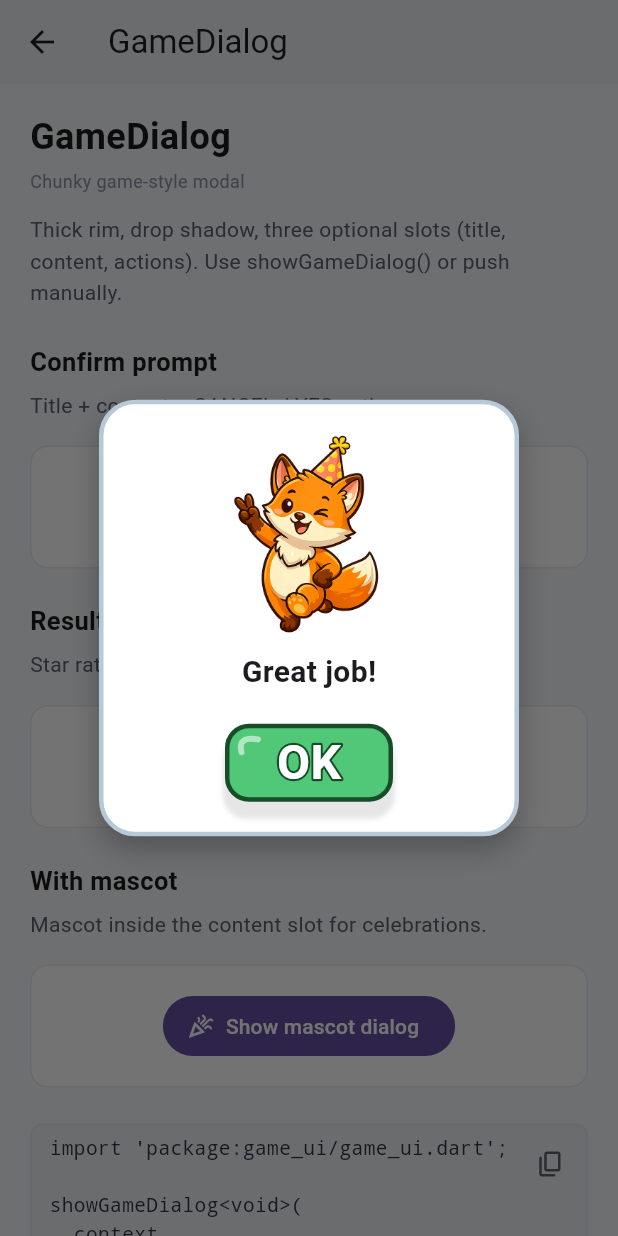
After one commit to yakupadakli/game-ui, a Flutter app: the GameDialogPage screen opened directly, after a tap on "Show mascot dialog", on a phone screen of 412 x 824 dp. The commit adds this screen. Run offline on Flutter 3.47's test engine with Material 3 defaults, Android fonts, the phone set to English and light mode, and no system bars; Roboto replaces fonts that are missing (Fredoka).

Commit message:
feat(widgets): add GameAvatarItem, GameDialog, GameProgressBar

```diff
--- /dev/null
+++ b/example/lib/game_dialog_page.dart
@@ -0,0 +1,152 @@
+import 'package:flutter/material.dart';
+import 'package:game_ui/game_ui.dart';
+
+import 'doc_widgets.dart';
+
+/// [GameDialog] examples.
+class GameDialogPage extends StatelessWidget {
+  const GameDialogPage({super.key});
+
+  void _showSimple(BuildContext context) {
+    showGameDialog<void>(
+      context,
+      title: const Text(
+        'Are you sure?',
+        textAlign: TextAlign.center,
+        style: TextStyle(fontSize: 22, fontWeight: FontWeight.w700),
+      ),
+      content: const Text(
+        'You will lose your current progress.',
+        textAlign: TextAlign.center,
+        style: TextStyle(fontSize: 14, color: Color(0xFF5A6470)),
+      ),
+      actions: [
+        GameActionButton(
+          label: 'CANCEL',
+          color: GameColors.warning,
+          onTap: () => Navigator.of(context).pop(),
+        ),
+        GameActionButton(
+          label: 'YES',
+          onTap: () => Navigator.of(context).pop(),
+        ),
+      ],
+    );
+  }
+
+  void _showResult(BuildContext context) {
+    showGameDialog<void>(
+      context,
+      title: const Text(
+        'Level Complete!',
+        textAlign: TextAlign.center,
+        style: TextStyle(fontSize: 22, fontWeight: FontWeight.w700),
+      ),
+      content: const GameStarRating(starCount: 2, maxStars: 3, size: 48),
+      actions: [
+        GameActionButton(
+          label: 'NEXT',
+          onTap: () => Navigator.of(context).pop(),
+        ),
+      ],
+    );
+  }
+
+  void _showWithMascot(BuildContext context) {
+    showGameDialog<void>(
+      context,
+      content: Column(
+        mainAxisSize: MainAxisSize.min,
+        children: const [
+          GameMascotImage(
+            mascot: GameMascot.fox,
+            pose: GameMascotPose.congrats,
+            size: 140,
+          ),
+          SizedBox(height: 8),
+          Text(
+            'Great job!',
+            style: TextStyle(fontSize: 20, fontWeight: FontWeight.w700),
+          ),
+        ],
+      ),
+      actions: [
+        GameActionButton(label: 'OK', onTap: () => Navigator.of(context).pop()),
+      ],
+    );
+  }
+
+  @override
+  Widget build(BuildContext context) {
+    return Scaffold(
+      backgroundColor: DocTheme.background,
+      appBar: AppBar(
+        title: const Text('GameDialog'),
+        backgroundColor: DocTheme.appBarBg,
+        foregroundColor: Colors.black87,
+        elevation: 0,
+      ),
+      body: DocPageBody(
+        child: Column(
+          crossAxisAlignment: CrossAxisAlignment.start,
+          children: [
+            const DocIntro(
+              title: 'GameDialog',
+              subtitle: 'Chunky game-style modal',
+              body:
+                  'Thick rim, drop shadow, three optional slots (title, '
+                  'content, actions). Use showGameDialog() or push manually.',
+            ),
+            const SizedBox(height: 24),
+            DocSection(
+              title: 'Confirm prompt',
+              description: 'Title + content + CANCEL / YES actions.',
+              child: Center(
+                child: FilledButton.icon(
+                  onPressed: () => _showSimple(context),
+                  icon: const Icon(Icons.help_outline),
+                  label: const Text('Show confirm dialog'),
+                ),
+              ),
+            ),
+            DocSection(
+              title: 'Result panel',
+              description: 'Star rating in the content slot.',
+              child: Center(
+                child: FilledButton.icon(
+                  onPressed: () => _showResult(context),
+                  icon: const Icon(Icons.emoji_events_outlined),
+                  label: const Text('Show result dialog'),
+                ),
+              ),
+            ),
+            DocSection(
+              title: 'With mascot',
+              description: 'Mascot inside the content slot for celebrations.',
+              child: Center(
+                child: FilledButton.icon(
+                  onPressed: () => _showWithMascot(context),
+                  icon: const Icon(Icons.celebration_outlined),
+                  label: const Text('Show mascot dialog'),
+                ),
+              ),
+            ),
+            const DocCode(
+              "import 'package:game_ui/game_ui.dart';\n"
+              '\n'
+              'showGameDialog<void>(\n'
+              '  context,\n'
+              "  title: Text('Are you sure?'),\n"
+              "  content: Text('You will lose progress.'),\n"
+              '  actions: [\n'
+              "    GameActionButton(label: 'CANCEL', onTap: ...),\n"
+              "    GameActionButton(label: 'YES', onTap: ...),\n"
+              '  ],\n'
+              ')',
+            ),
+          ],
+        ),
+      ),
+    );
+  }
+}
--- a/example/lib/main.dart
+++ b/example/lib/main.dart
@@ -4,6 +4,7 @@ import 'package:flutter/material.dart';
 import 'doc_widgets.dart';
 import 'game_blinking_cursor_page.dart';
 import 'game_action_button_page.dart';
+import 'game_avatar_item_page.dart';
 import 'game_button_page.dart';
 import 'game_colors_page.dart';
 import 'game_content_card_page.dart';
@@ -18,10 +19,12 @@ import 'game_result_card_page.dart';
 import 'game_mascots_page.dart';
 import 'game_numpad_page.dart';
 import 'game_painters_page.dart';
+import 'game_progress_bar_page.dart';
 import 'game_return_button_page.dart';
 import 'game_true_false_button_page.dart';
 import 'game_text_effects_page.dart';
 import 'game_design_tokens_page.dart';
+import 'game_dialog_page.dart';
 import 'game_disabled_overlay_page.dart';
 import 'game_gallery_page.dart';
 import 'game_tap_scale_page.dart';
@@ -266,6 +269,14 @@ class _HomePageState extends State<HomePage> {
         onOpen: () => open((_) => const GameFeedbackOverlayPage()),
       ),
       _DocIndexEntry(
+        category: DocExampleCategory.feedback,
+        title: 'GameDialog',
+        description:
+            'Chunky modal card with title / content / actions slots — use '
+            'showGameDialog() or push manually.',
+        onOpen: () => open((_) => const GameDialogPage()),
+      ),
+      _DocIndexEntry(
         category: DocExampleCategory.layout,
         title: 'Indicators',
         description:
@@ -308,12 +319,28 @@ class _HomePageState extends State<HomePage> {
         onOpen: () => open((_) => const GameResultCardPage()),
       ),
       _DocIndexEntry(
+        category: DocExampleCategory.feedback,
+        title: 'GameProgressBar',
+        description:
+            'Pill-shaped progress fill — animated tween, optional label '
+            'overlay, customizable colors and height.',
+        onOpen: () => open((_) => const GameProgressBarPage()),
+      ),
+      _DocIndexEntry(
         category: DocExampleCategory.foundation,
         title: 'Painters',
         description:
             'GameEllipsePainter (solid oval) and GameGlossPainter (single '
             'curved highlight stroke) — primitives for button backgrounds.',
         onOpen: () => open((_) => const GamePaintersPage()),
+      ),
+      _DocIndexEntry(
+        category: DocExampleCategory.forms,
+        title: 'GameAvatarItem',
+        description:
+            'Selectable circular item with glow + check badge — wrap any '
+            'child (mascot, icon, image) for avatar / character pickers.',
+        onOpen: () => open((_) => const GameAvatarItemPage()),
       ),
       _DocIndexEntry(
         category: DocExampleCategory.assets,
--- a/lib/game_ui.dart
+++ b/lib/game_ui.dart
@@ -24,15 +24,18 @@ export 'src/core/game_ui_strings.dart';
 export 'src/core/game_ui_strings_theme.dart';
 export 'src/painters/game_painters.dart';
 export 'src/validators/game_validators.dart';
+export 'src/widgets/avatars/game_avatars.dart';
 export 'src/widgets/backgrounds/game_backgrounds.dart';
 export 'src/widgets/buttons/game_buttons.dart';
 export 'src/widgets/cards/game_cards.dart';
+export 'src/widgets/dialogs/game_dialogs.dart';
 export 'src/widgets/feedback/game_feedbacks.dart';
 export 'src/widgets/frames/game_frames.dart';
 export 'src/widgets/icons/game_icons.dart';
 export 'src/widgets/indicators/game_indicators.dart';
 export 'src/widgets/inputs/game_inputs.dart';
 export 'src/widgets/layouts/game_layouts.dart';
+export 'src/widgets/loading/game_loading.dart';
 export 'src/widgets/mascots/game_mascots.dart';
 export 'src/widgets/text/game_texts.dart';
 
--- /dev/null
+++ b/lib/src/widgets/avatars/game_avatars.dart
@@ -0,0 +1,4 @@
+/// Public API for avatar widgets.
+library;
+
+export 'game_avatar_item.dart';
--- /dev/null
+++ b/lib/src/widgets/dialogs/game_dialog.dart
@@ -0,0 +1,99 @@
+import 'package:flutter/material.dart';
+
+import '../../core/game_design_tokens.dart';
+
+/// Modal card with the chunky game-style border + drop shadow.
+///
+/// Three optional slots: [title], [content], and [actions]. Use the
+/// [showGameDialog] helper to display it via the standard
+/// [showDialog] / barrier flow.
+class GameDialog extends StatelessWidget {
+  const GameDialog({
+    this.title,
+    this.content,
+    this.actions,
+    this.color = Colors.white,
+    this.borderColor = const Color(0xFFB7C8D9),
+    this.borderWidth = 3.0,
+    this.borderRadius = GameDesignTokens.radiusLG,
+    this.padding = const EdgeInsets.all(GameDesignTokens.spacingLG),
+    this.maxWidth = 380.0,
+    super.key,
+  });
+
+  final Widget? title;
+  final Widget? content;
+  final List<Widget>? actions;
+  final Color color;
+  final Color borderColor;
+  final double borderWidth;
+  final double borderRadius;
+  final EdgeInsetsGeometry padding;
+  final double maxWidth;
+
+  @override
+  Widget build(BuildContext context) {
+    return Dialog(
+      backgroundColor: Colors.transparent,
+      elevation: 0,
+      insetPadding: const EdgeInsets.symmetric(
+        horizontal: GameDesignTokens.spacingXL,
+      ),
+      child: ConstrainedBox(
+        constraints: BoxConstraints(maxWidth: maxWidth),
+        child: Container(
+          padding: padding,
+          decoration: BoxDecoration(
+            color: color,
+            borderRadius: BorderRadius.circular(borderRadius),
+            border: Border.all(color: borderColor, width: borderWidth),
+            boxShadow: [
+              BoxShadow(
+                color: Colors.black.withValues(alpha: 0.25),
+                blurRadius: 16,
+                offset: const Offset(0, 8),
+              ),
+            ],
+          ),
+          child: Column(
+            mainAxisSize: MainAxisSize.min,
+            children: [
+              if (title != null) ...[
+                title!,
+                const SizedBox(height: GameDesignTokens.spacingMD),
+              ],
+              if (content != null) ...[
+                content!,
+                const SizedBox(height: GameDesignTokens.spacingLG),
+              ],
+              if (actions != null && actions!.isNotEmpty)
+                Wrap(
+                  spacing: GameDesignTokens.spacingMD,
+                  runSpacing: GameDesignTokens.spacingMD,
+                  alignment: WrapAlignment.center,
+                  children: actions!,
+                ),
+            ],
+          ),
+        ),
+      ),
+    );
+  }
+}
+
+/// Shows a [GameDialog] via [showDialog] with a semi-transparent barrier.
+Future<T?> showGameDialog<T>(
+  BuildContext context, {
+  Widget? title,
+  Widget? content,
+  List<Widget>? actions,
+  bool barrierDismissible = true,
+}) {
+  return showDialog<T>(
+    context: context,
+    barrierDismissible: barrierDismissible,
+    barrierColor: Colors.black.withValues(alpha: 0.55),
+    builder: (_) =>
+        GameDialog(title: title, content: content, actions: actions),
+  );
+}
--- /dev/null
+++ b/lib/src/widgets/dialogs/game_dialogs.dart
@@ -0,0 +1,4 @@
+/// Public API for game-themed dialog widgets.
+library;
+
+export 'game_dialog.dart';
--- /dev/null
+++ b/lib/src/widgets/loading/game_loading.dart
@@ -0,0 +1,4 @@
+/// Public API for loading / progress widgets.
+library;
+
+export 'game_progress_bar.dart';
```
Also changed, not shown: example/lib/game_avatar_item_page.dart (added, +102 -0 lines), example/lib/game_progress_bar_page.dart (added, +106 -0 lines), lib/src/widgets/avatars/game_avatar_item.dart (added, +84 -0 lines), lib/src/widgets/loading/game_progress_bar.dart (added, +88 -0 lines).
